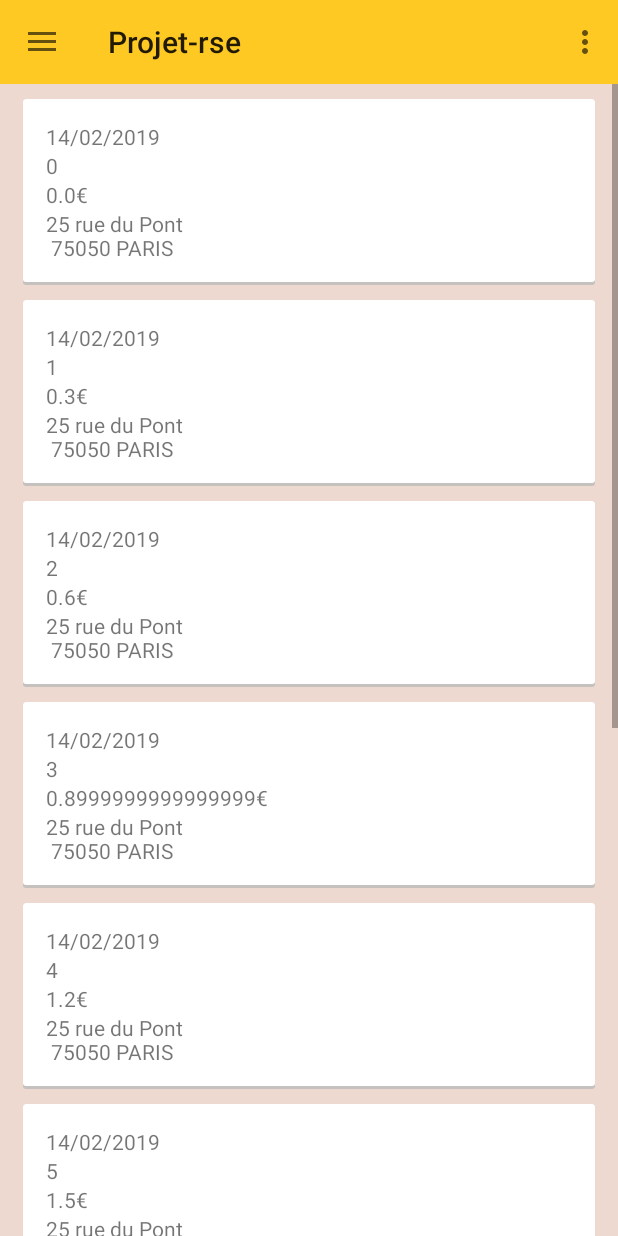
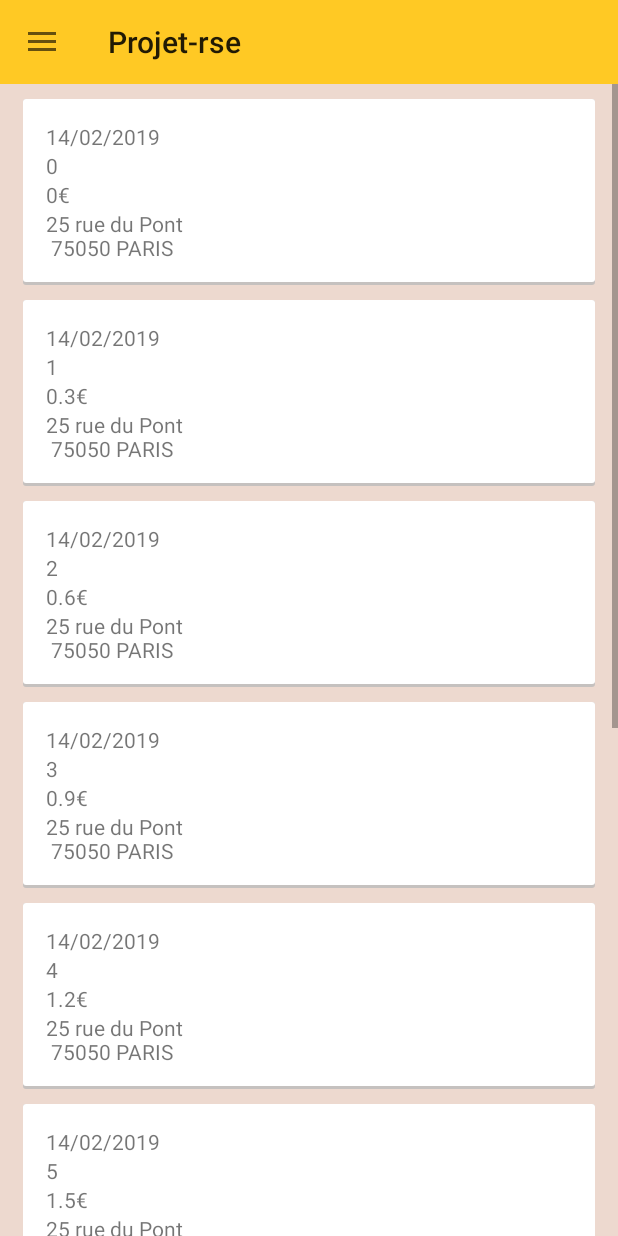
Before and after one commit to nicolas07/Projetrse, an Android app: the screen it shows after launch (MainActivity), in the side drawer, after a tap on "Historique", on a phone screen of 412 x 824 dp. Run offline under Robolectric (Android 15) with nearby library versions, the phone set to English and light mode, and no system bars.

Commit message:
Suppression SettingsBar et Ajout arrondi sur les prix

```diff
--- a/app/src/main/java/com/example/projet_rse/History.java
+++ b/app/src/main/java/com/example/projet_rse/History.java
@@ -1,4 +1,6 @@
 package com.example.projet_rse;
+
+import java.text.DecimalFormat;
 
 public class History {
 
@@ -17,10 +19,10 @@
     }
 
     private String CalculateAmount(String packagesNumber){
-        // TODO: Ajouter un arrondi
         int quantity = Integer.parseInt(packagesNumber);
         double sum = quantity*UnitAmount;
-        return String.valueOf(sum);
+        DecimalFormat twoDForm = new DecimalFormat("#.##");
+        return String.valueOf(twoDForm.format(sum));
     }
 
     public String getDate() {
--- a/app/src/main/java/com/example/projet_rse/MainActivity.java
+++ b/app/src/main/java/com/example/projet_rse/MainActivity.java
@@ -17,8 +17,11 @@
 
 public class MainActivity extends AppCompatActivity
         implements NavigationView.OnNavigationItemSelectedListener {
+    // TODO: double tap to exit / one tape go to fisrt fragment
+    // TODO: splash screen
+    // TODO: Desactiver settings bar
+    //TODO: Style Material Design
 
-    // TODO: splash screen
     private Toolbar toolbar;
     private DrawerLayout drawerLayout;
     private NavigationView navigationView;
@@ -102,11 +105,6 @@
         // automatically handle clicks on the Home/Up button, so long
         // as you specify a parent activity in AndroidManifest.xml.
         int id = item.getItemId();
-
-        //noinspection SimplifiableIfStatement
-        if (id == R.id.action_settings) {
-            return true;
-        }
 
         return super.onOptionsItemSelected(item);
     }
--- a/app/src/main/res/menu/main.xml
+++ b/app/src/main/res/menu/main.xml
@@ -1,9 +1,5 @@
 <?xml version="1.0" encoding="utf-8"?>
 <menu xmlns:android="http://schemas.android.com/apk/res/android"
     xmlns:app="http://schemas.android.com/apk/res-auto">
-    <item
-        android:id="@+id/action_settings"
-        android:orderInCategory="100"
-        android:title="@string/action_settings"
-        app:showAsAction="never" />
+
 </menu>
```
